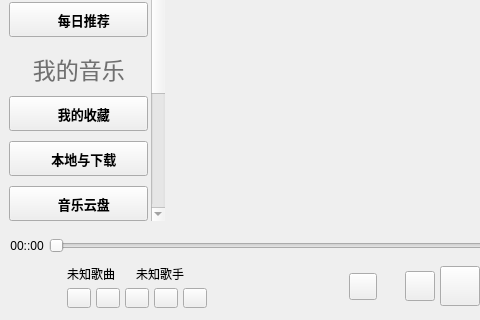
a-mo-xi-wei/Qt-KuGouAppClient, file KuGouStart/KuGouApp.ui: the form before one commit; both pictures show x 0 to 480 and y 415 to 735 of the 1060 by 735 pixel window.
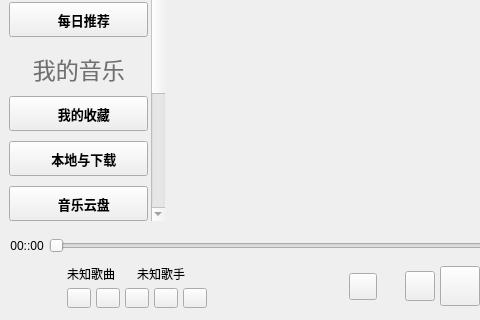
The form after the commit. Custom widgets are drawn as their Qt base class.

Patch:
```diff
--- a/KuGouStart/KuGouApp.ui
+++ b/KuGouStart/KuGouApp.ui
@@ -1154,7 +1154,7 @@
              <item>
               <widget class="ElaText" name="song_name_text">
                <property name="sizePolicy">
-                <sizepolicy hsizetype="Fixed" vsizetype="Preferred">
+                <sizepolicy hsizetype="Expanding" vsizetype="Preferred">
                  <horstretch>0</horstretch>
                  <verstretch>0</verstretch>
                 </sizepolicy>
@@ -1165,12 +1165,6 @@
                  <height>0</height>
                 </size>
                </property>
-               <property name="maximumSize">
-                <size>
-                 <width>69</width>
-                 <height>16777215</height>
-                </size>
-               </property>
                <property name="text">
                 <string>未知歌曲</string>
                </property>
@@ -1185,7 +1179,7 @@
              <item>
               <widget class="ElaText" name="singer_text">
                <property name="sizePolicy">
-                <sizepolicy hsizetype="Fixed" vsizetype="Preferred">
+                <sizepolicy hsizetype="Expanding" vsizetype="Preferred">
                  <horstretch>0</horstretch>
                  <verstretch>0</verstretch>
                 </sizepolicy>
@@ -1196,12 +1190,6 @@
                  <height>0</height>
                 </size>
                </property>
-               <property name="maximumSize">
-                <size>
-                 <width>69</width>
-                 <height>16777215</height>
-                </size>
-               </property>
                <property name="text">
                 <string>未知歌手</string>
                </property>
```
